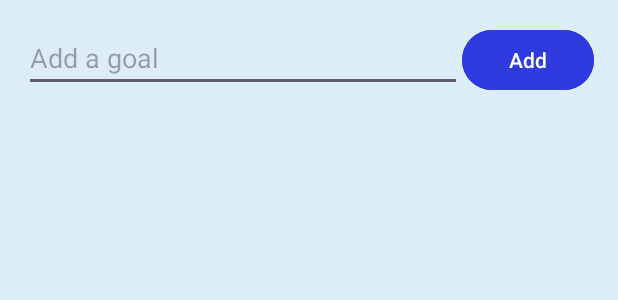
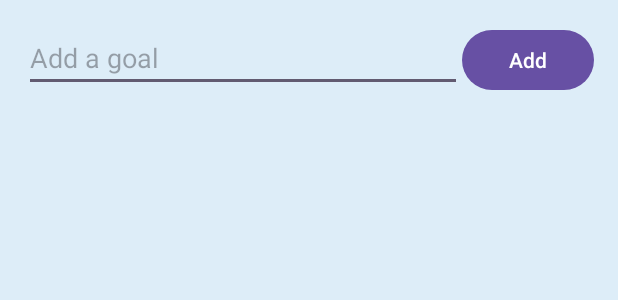
Before and after one commit to kar5252/CMSC-434-Health-App, an Android app: the layout fragment_journal.xml on its own in the app's theme, with its tools: preview values and no code run, on a phone screen of 412 x 824 dp. Shown: the top 300 px of the screen. Run offline under Robolectric (Android 15) with nearby library versions, the phone set to English and light mode, and no system bars.

Commit message:
Calorie Tab Fully Working (and color matched

```diff
--- a/app/src/main/res/layout/fragment_journal.xml
+++ b/app/src/main/res/layout/fragment_journal.xml
@@ -28,7 +28,6 @@ android:padding="16dp">
         android:id="@+id/addGoalButton"
         android:layout_width="wrap_content"
         android:layout_height="wrap_content"
-        android:backgroundTint="#2E3ADD"
         android:text="@string/add"/>
 
 
```
